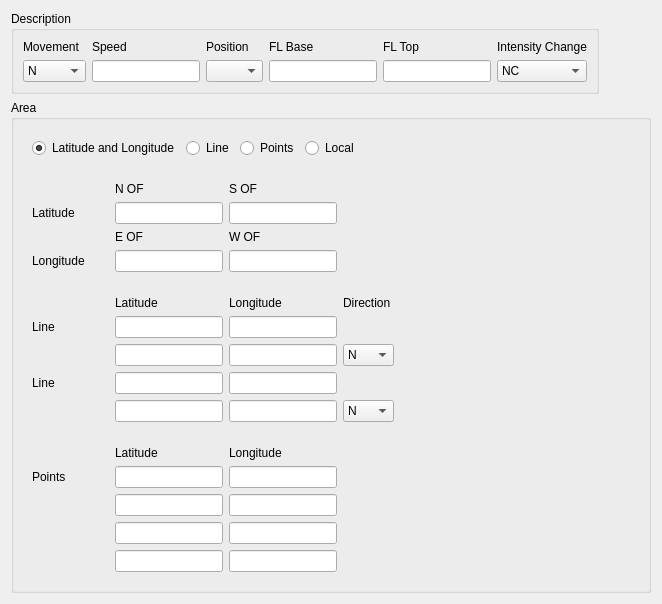
The window that tafor/components/ui/sigmet_general.ui (up1and/tafor) describes before a commit, drawn with Qt 5.
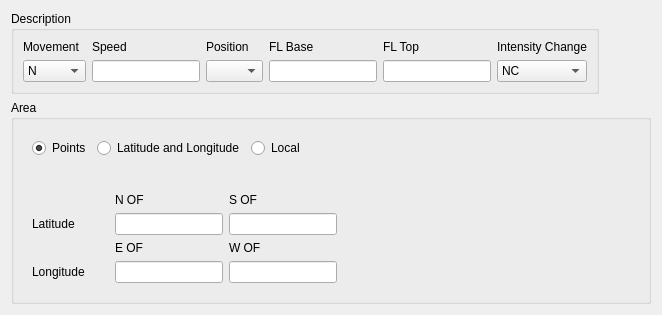
The same window after the commit.

What changed in the file:
```diff
--- a/tafor/components/ui/sigmet_general.ui
+++ b/tafor/components/ui/sigmet_general.ui
@@ -7,7 +7,7 @@
     <x>0</x>
     <y>0</y>
     <width>662</width>
-    <height>550</height>
+    <height>277</height>
    </rect>
   </property>
   <property name="windowTitle">
@@ -25,7 +25,7 @@
      <property name="title">
       <string>Description</string>
      </property>
-     <layout class="QGridLayout" name="gridLayout_2">
+     <layout class="QGridLayout" name="descriptionLayout">
       <item row="1" column="1">
        <widget class="QLineEdit" name="speed"/>
       </item>
@@ -195,7 +195,7 @@
      <property name="title">
       <string>Area</string>
      </property>
-     <layout class="QVBoxLayout" name="verticalLayout_2">
+     <layout class="QVBoxLayout" name="areaLayout">
       <item>
        <widget class="QWidget" name="changeAreaWidget" native="true">
         <property name="sizePolicy">
@@ -206,9 +206,9 @@
         </property>
         <layout class="QHBoxLayout" name="changeAreaLayout">
          <item>
-          <widget class="QRadioButton" name="latitudeAndLongitude">
+          <widget class="QRadioButton" name="points">
            <property name="text">
-            <string>Latitude and Longitude</string>
+            <string>Points</string>
            </property>
            <property name="checked">
             <bool>true</bool>
@@ -216,16 +216,9 @@
           </widget>
          </item>
          <item>
-          <widget class="QRadioButton" name="line">
+          <widget class="QRadioButton" name="latitudeAndLongitude">
            <property name="text">
-            <string>Line</string>
-           </property>
-          </widget>
-         </item>
-         <item>
-          <widget class="QRadioButton" name="points">
-           <property name="text">
-            <string>Points</string>
+            <string>Latitude and Longitude</string>
            </property>
           </widget>
          </item>
@@ -248,6 +241,38 @@
          </sizepolicy>
         </property>
         <layout class="QGridLayout" name="latitudeAndLongitudeLayout">
+         <property name="topMargin">
+          <number>20</number>
+         </property>
+         <item row="5" column="0">
+          <widget class="QLabel" name="longtitudeLabel">
+           <property name="minimumSize">
+            <size>
+             <width>77</width>
+             <height>0</height>
+            </size>
+           </property>
+           <property name="text">
+            <string>Longitude</string>
+           </property>
+          </widget>
+         </item>
+         <item row="1" column="2">
+          <widget class="QLineEdit" name="south"/>
+         </item>
+         <item row="5" column="1">
+          <widget class="QLineEdit" name="east"/>
+         </item>
+         <item row="4" column="1">
+          <widget class="QLabel" name="eastLabel">
+           <property name="text">
+            <string>E OF</string>
+           </property>
+           <property name="buddy">
+            <cstring>east</cstring>
+           </property>
+          </widget>
+         </item>
          <item row="4" column="2">
           <widget class="QLabel" name="westLabel">
            <property name="text">
@@ -258,13 +283,16 @@
            </property>
           </widget>
          </item>
-         <item row="0" column="1">
-          <widget class="QLabel" name="northLabel">
-           <property name="text">
-            <string>N OF</string>
+         <item row="1" column="0">
+          <widget class="QLabel" name="latitudeLabel">
+           <property name="minimumSize">
+            <size>
+             <width>77</width>
+             <height>0</height>
+            </size>
            </property>
-           <property name="buddy">
-            <cstring>north</cstring>
+           <property name="text">
+            <string>Latitude</string>
            </property>
           </widget>
          </item>
@@ -278,48 +306,16 @@
            </property>
           </widget>
          </item>
-         <item row="1" column="2">
-          <widget class="QLineEdit" name="south"/>
-         </item>
          <item row="5" column="2">
           <widget class="QLineEdit" name="west"/>
          </item>
-         <item row="5" column="1">
-          <widget class="QLineEdit" name="east"/>
-         </item>
-         <item row="5" column="0">
-          <widget class="QLabel" name="longtitudeLabel">
-           <property name="minimumSize">
-            <size>
-             <width>77</width>
-             <height>0</height>
-            </size>
-           </property>
+         <item row="0" column="1">
+          <widget class="QLabel" name="northLabel">
            <property name="text">
-            <string>Longitude</string>
-           </property>
-          </widget>
-         </item>
-         <item row="1" column="0">
-          <widget class="QLabel" name="latitudeLabel">
-           <property name="minimumSize">
-            <size>
-             <width>77</width>
-             <height>0</height>
-            </size>
-           </property>
-           <property name="text">
-            <string>Latitude</string>
-           </property>
-          </widget>
-         </item>
-         <item row="4" column="1">
-          <widget class="QLabel" name="eastLabel">
-           <property name="text">
-            <string>E OF</string>
+            <string>N OF</string>
            </property>
            <property name="buddy">
-            <cstring>east</cstring>
+            <cstring>north</cstring>
            </property>
           </widget>
          </item>
@@ -329,240 +325,6 @@
         </layout>
        </widget>
       </item>
-      <item>
-       <widget class="QWidget" name="lineWidget" native="true">
-        <property name="sizePolicy">
-         <sizepolicy hsizetype="Fixed" vsizetype="Preferred">
-          <horstretch>0</horstretch>
-          <verstretch>0</verstretch>
-         </sizepolicy>
-        </property>
-        <layout class="QGridLayout" name="lineLayout">
-         <item row="2" column="2">
-          <widget class="QLineEdit" name="lineLongitude1"/>
-         </item>
-         <item row="2" column="1">
-          <widget class="QLineEdit" name="lineLatitude1"/>
-         </item>
-         <item row="1" column="2">
-          <widget class="QLabel" name="lineLongitudeLabel">
-           <property name="text">
-            <string>Longitude</string>
-           </property>
-          </widget>
-         </item>
-         <item row="2" column="0">
-          <widget class="QLabel" name="lineLabel1">
-           <property name="minimumSize">
-            <size>
-             <width>77</width>
-             <height>0</height>
-            </size>
-           </property>
-           <property name="text">
-            <string>Line</string>
-           </property>
-          </widget>
-         </item>
-         <item row="1" column="1">
-          <widget class="QLabel" name="lineLatitudeLabel">
-           <property name="text">
-            <string>Latitude</string>
-           </property>
-          </widget>
-         </item>
-         <item row="3" column="1">
-          <widget class="QLineEdit" name="lineLatitude2"/>
-         </item>
-         <item row="3" column="2">
-          <widget class="QLineEdit" name="lineLongitude2"/>
-         </item>
-         <item row="3" column="3">
-          <widget class="QComboBox" name="lineDirection1">
-           <item>
-            <property name="text">
-             <string notr="true">N</string>
-            </property>
-           </item>
-           <item>
-            <property name="text">
-             <string notr="true">NE</string>
-            </property>
-           </item>
-           <item>
-            <property name="text">
-             <string notr="true">E</string>
-            </property>
-           </item>
-           <item>
-            <property name="text">
-             <string notr="true">SE</string>
-            </property>
-           </item>
-           <item>
-            <property name="text">
-             <string notr="true">S</string>
-            </property>
-           </item>
-           <item>
-            <property name="text">
-             <string notr="true">SW</string>
-            </property>
-           </item>
-           <item>
-            <property name="text">
-             <string notr="true">W</string>
-            </property>
-           </item>
-           <item>
-            <property name="text">
-             <string notr="true">NW</string>
-            </property>
-           </item>
-          </widget>
-         </item>
-         <item row="5" column="2">
-          <widget class="QLineEdit" name="lineLongitude4"/>
-         </item>
-         <item row="4" column="1">
-          <widget class="QLineEdit" name="lineLatitude3"/>
-         </item>
-         <item row="4" column="0">
-          <widget class="QLabel" name="lineLabel2">
-           <property name="minimumSize">
-            <size>
-             <width>77</width>
-             <height>0</height>
-            </size>
-           </property>
-           <property name="text">
-            <string>Line</string>
-           </property>
-          </widget>
-         </item>
-         <item row="4" column="2">
-          <widget class="QLineEdit" name="lineLongitude3"/>
-         </item>
-         <item row="5" column="1">
-          <widget class="QLineEdit" name="lineLatitude4"/>
-         </item>
-         <item row="5" column="3">
-          <widget class="QComboBox" name="lineDirection2">
-           <item>
-            <property name="text">
-             <string notr="true">N</string>
-            </property>
-           </item>
-           <item>
-            <property name="text">
-             <string notr="true">NE</string>
-            </property>
-           </item>
-           <item>
-            <property name="text">
-             <string notr="true">E</string>
-            </property>
-           </item>
-           <item>
-            <property name="text">
-             <string notr="true">SE</string>
-            </property>
-           </item>
-           <item>
-            <property name="text">
-             <string notr="true">S</string>
-            </property>
-           </item>
-           <item>
-            <property name="text">
-             <string notr="true">SW</string>
-            </property>
-           </item>
-           <item>
-            <property name="text">
-             <string notr="true">W</string>
-            </property>
-           </item>
-           <item>
-            <property name="text">
-             <string notr="true">NW</string>
-            </property>
-           </item>
-          </widget>
-         </item>
-         <item row="1" column="3">
-          <widget class="QLabel" name="lineDirectionLabel">
-           <property name="text">
-            <string>Direction</string>
-           </property>
-          </widget>
-         </item>
-        </layout>
-       </widget>
-      </item>
-      <item>
-       <widget class="QWidget" name="pointsWidget" native="true">
-        <property name="sizePolicy">
-         <sizepolicy hsizetype="Fixed" vsizetype="Preferred">
-          <horstretch>0</horstretch>
-          <verstretch>0</verstretch>
-         </sizepolicy>
-        </property>
-        <layout class="QGridLayout" name="pointsLayout">
-         <item row="2" column="1">
-          <widget class="QLineEdit" name="pointsLatitude2"/>
-         </item>
-         <item row="0" column="2">
-          <widget class="QLabel" name="pointsLongitudeLabel">
-           <property name="text">
-            <string>Longitude</string>
-           </property>
-          </widget>
-         </item>
-         <item row="3" column="2">
-          <widget class="QLineEdit" name="pointsLongitude3"/>
-         </item>
-         <item row="1" column="2">
-          <widget class="QLineEdit" name="pointsLongitude1"/>
-         </item>
-         <item row="0" column="1">
-          <widget class="QLabel" name="pointsLatitudeLabel">
-           <property name="text">
-            <string>Latitude</string>
-           </property>
-          </widget>
-         </item>
-         <item row="1" column="1">
-          <widget class="QLineEdit" name="pointsLatitude1"/>
-         </item>
-         <item row="2" column="2">
-          <widget class="QLineEdit" name="pointsLongitude2"/>
-         </item>
-         <item row="4" column="1">
-          <widget class="QLineEdit" name="pointsLatitude4"/>
-         </item>
-         <item row="1" column="0">
-          <widget class="QLabel" name="pointsLabel">
-           <property name="minimumSize">
-            <size>
-             <width>77</width>
-             <height>0</height>
-            </size>
-           </property>
-           <property name="text">
-            <string>Points</string>
-           </property>
-          </widget>
-         </item>
-         <item row="3" column="1">
-          <widget class="QLineEdit" name="pointsLatitude3"/>
-         </item>
-         <item row="4" column="2">
-          <widget class="QLineEdit" name="pointsLongitude4"/>
-         </item>
-        </layout>
-       </widget>
-      </item>
      </layout>
     </widget>
    </item>
```
Left out of the diff: 26 changed lines with no effect on the pictures.
